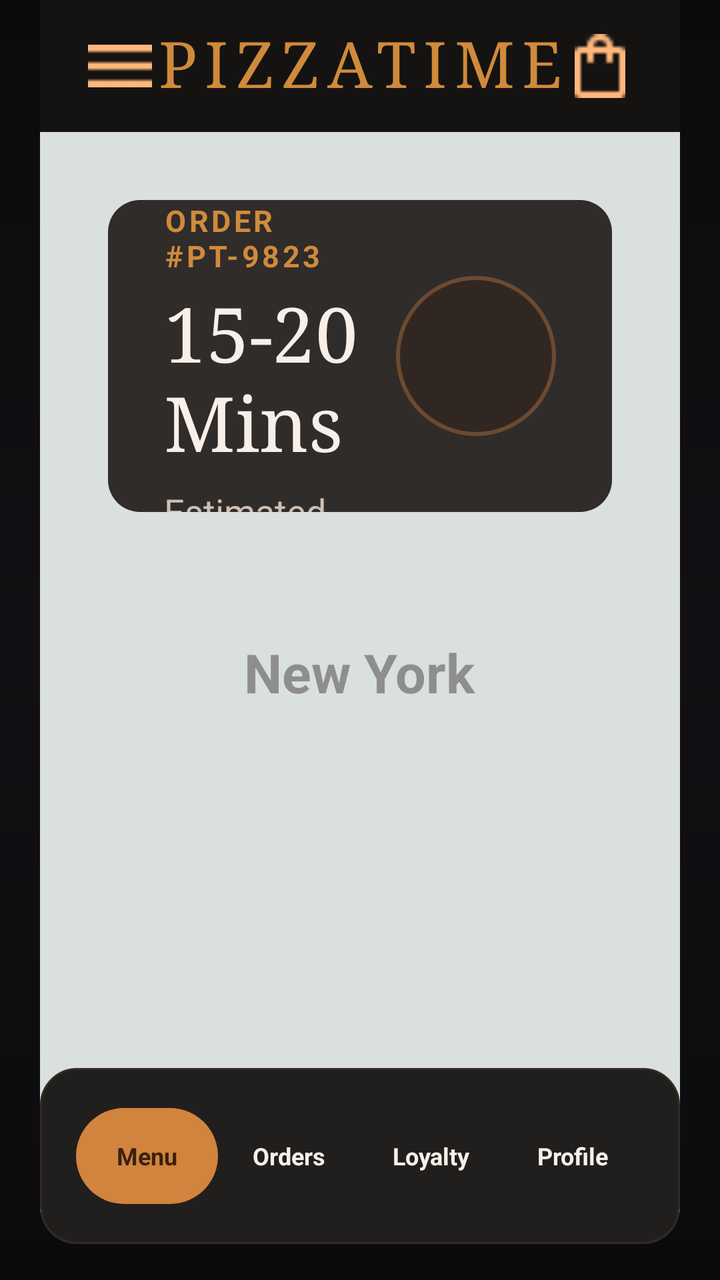
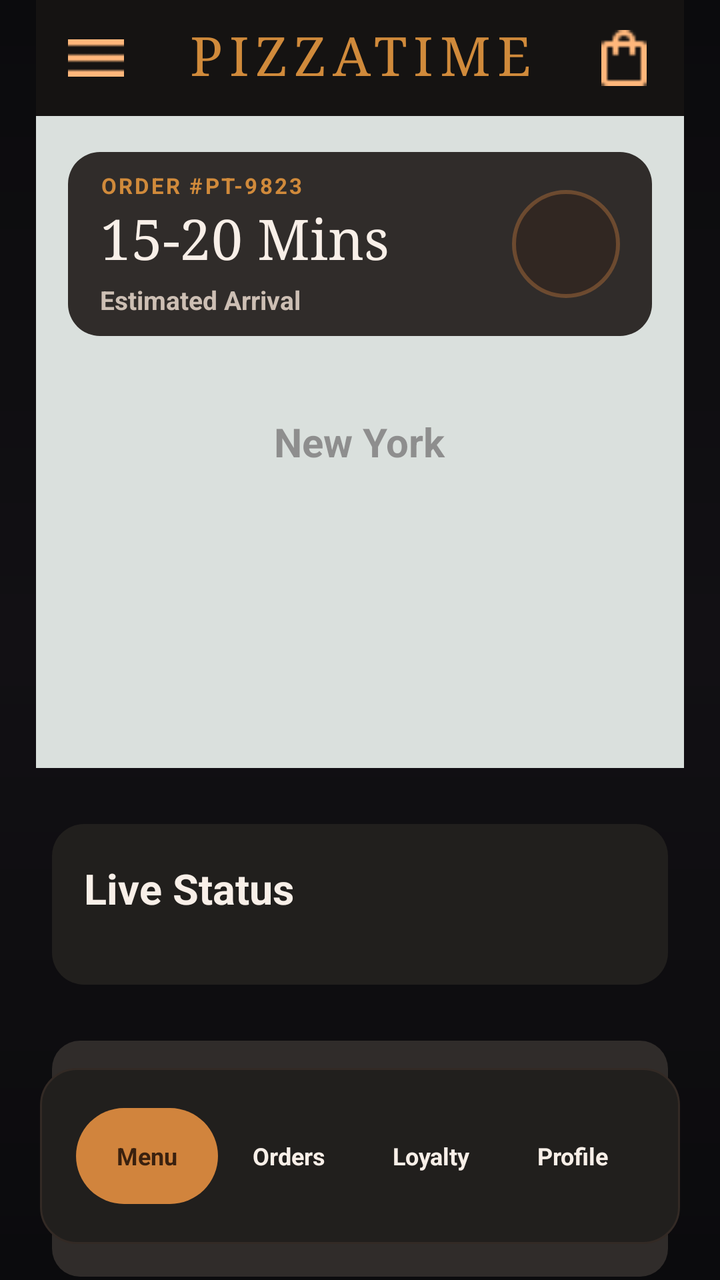

The first picture is an Android layout as it rendered before a commit; the second is the same layout after the commit. The layout source and the unified diff follow.
<!-- AndroidManifest.xml: application theme Theme.PizzaTime -->
<!-- res/layout/fragment_order_tracking.xml -->
<?xml version="1.0" encoding="utf-8"?>
<FrameLayout xmlns:android="http://schemas.android.com/apk/res/android"
    android:id="@+id/orderTrackingRoot"
    android:layout_width="match_parent"
    android:layout_height="match_parent"
    android:background="@drawable/bg_app_dark">

    <ScrollView
        android:id="@+id/trackingScroll"
        android:layout_width="match_parent"
        android:layout_height="match_parent"
        android:clipToPadding="false"
        android:overScrollMode="never"
        android:paddingBottom="128dp"
        android:scrollbars="none">

        <LinearLayout
            android:id="@+id/trackingContent"
            android:layout_width="match_parent"
            android:layout_height="wrap_content"
            android:orientation="vertical"
            android:paddingStart="20dp"
            android:paddingEnd="20dp"
            android:paddingBottom="34dp">

            <LinearLayout
                android:id="@+id/trackingTopBar"
                android:layout_width="match_parent"
                android:layout_height="66dp"
                android:background="@drawable/bg_top_bar_dark"
                android:gravity="center_vertical"
                android:orientation="horizontal"
                android:paddingStart="24dp"
                android:paddingEnd="24dp">

                <ImageView
                    android:id="@+id/btnMenu"
                    android:layout_width="32dp"
                    android:layout_height="32dp"
                    android:contentDescription="@string/menu_drawer_content_description"
                    android:src="@drawable/ic_menu" />

                <TextView
                    android:id="@+id/tvTrackingBrand"
                    android:layout_width="0dp"
                    android:layout_height="wrap_content"
                    android:layout_weight="1"
                    android:fontFamily="serif"
                    android:gravity="center"
                    android:includeFontPadding="false"
                    android:letterSpacing="0.12"
                    android:text="@string/detail_brand"
                    android:textColor="@color/pt_gold"
                    android:textSize="32sp" />

                <ImageView
                    android:id="@+id/btnCart"
                    android:layout_width="32dp"
                    android:layout_height="32dp"
                    android:contentDescription="@string/detail_cart_content_description"
                    android:src="@drawable/ic_bag" />

            </LinearLayout>

            <FrameLayout
                android:id="@+id/mapSection"
                android:layout_width="match_parent"
                android:layout_height="540dp"
                android:background="@drawable/bg_tracking_map_placeholder">

                <TextView
                    android:id="@+id/tvMapLocation"
                    android:layout_width="wrap_content"
                    android:layout_height="wrap_content"
                    android:layout_gravity="center"
                    android:text="@string/tracking_map_location"
                    android:textColor="#2B2B2B"
                    android:textSize="27sp"
                    android:textStyle="bold" />

                <View
                    android:layout_width="match_parent"
                    android:layout_height="match_parent"
                    android:background="#77FFFFFF" />

                <LinearLayout
                    android:id="@+id/etaCard"
                    android:layout_width="match_parent"
                    android:layout_height="156dp"
                    android:layout_marginStart="34dp"
                    android:layout_marginTop="34dp"
                    android:layout_marginEnd="34dp"
                    android:background="@drawable/bg_tracking_eta_card"
                    android:gravity="center_vertical"
                    android:orientation="horizontal"
                    android:paddingStart="28dp"
                    android:paddingEnd="28dp">

                    <LinearLayout
                        android:layout_width="0dp"
                        android:layout_height="wrap_content"
                        android:layout_weight="1"
                        android:orientation="vertical">

                        <TextView
                            android:id="@+id/tvOrderNumber"
                            android:layout_width="wrap_content"
                            android:layout_height="wrap_content"
                            android:letterSpacing="0.10"
                            android:text="@string/tracking_order_number"
                            android:textColor="@color/pt_gold"
                            android:textSize="15sp"
                            android:textStyle="bold" />

                        <TextView
                            android:id="@+id/tvEta"
                            android:layout_width="wrap_content"
                            android:layout_height="wrap_content"
                            android:layout_marginTop="8dp"
                            android:fontFamily="serif"
                            android:includeFontPadding="false"
                            android:text="@string/tracking_eta"
                            android:textColor="@color/pt_text_primary"
                            android:textSize="38sp" />

                        <TextView
                            android:id="@+id/tvEtaLabel"
                            android:layout_width="wrap_content"
                            android:layout_height="wrap_content"
                            android:layout_marginTop="8dp"
                            android:text="@string/tracking_eta_label"
                            android:textColor="@color/pt_text_secondary"
                            android:textSize="18sp" />

                    </LinearLayout>

                    <View
                        android:id="@+id/etaDriverMarker"
                        android:layout_width="80dp"
                        android:layout_height="80dp"
                        android:background="@drawable/bg_circle_gold_soft" />

                </LinearLayout>

            </FrameLayout>

            <LinearLayout
                android:id="@+id/liveStatusCard"
                android:layout_width="match_parent"
                android:layout_height="wrap_content"
                android:layout_marginStart="34dp"
                android:layout_marginTop="52dp"
                android:layout_marginEnd="34dp"
                android:background="@drawable/bg_tracking_status_card"
                android:orientation="vertical"
                android:paddingStart="28dp"
                android:paddingTop="28dp"
                android:paddingEnd="28dp"
                android:paddingBottom="26dp">

                <TextView
                    android:id="@+id/tvLiveStatus"
                    android:layout_width="match_parent"
                    android:layout_height="wrap_content"
                    android:text="@string/tracking_live_status"
                    android:textColor="@color/pt_text_primary"
                    android:textSize="28sp"
                    android:textStyle="bold" />

                <LinearLayout
                    android:id="@+id/statusStepContainer"
                    android:layout_width="match_parent"
                    android:layout_height="wrap_content"
                    android:layout_marginTop="22dp"
                    android:orientation="vertical" />

            </LinearLayout>

            <LinearLayout
                android:id="@+id/trackingProductCard"
                android:layout_width="match_parent"
                android:layout_height="138dp"
                android:layout_marginStart="34dp"
                android:layout_marginTop="34dp"
                android:layout_marginEnd="34dp"
                android:background="@drawable/bg_tracking_product_card"
                android:gravity="center_vertical"
                android:orientation="horizontal"
                android:paddingStart="28dp"
                android:paddingEnd="24dp">

                <ImageView
                    android:id="@+id/imgProduct"
                    android:layout_width="86dp"
                    android:layout_height="86dp"
                    android:contentDescription="@string/tracking_product_name"
                    android:scaleType="centerCrop"
                    android:src="@drawable/img_welcome_hero" />

                <LinearLayout
                    android:layout_width="0dp"
                    android:layout_height="wrap_content"
                    android:layout_marginStart="24dp"
                    android:layout_weight="1"
                    android:orientation="vertical">

                    <TextView
                        android:id="@+id/tvProductName"
                        android:layout_width="match_parent"
                        android:layout_height="wrap_content"
                        android:textColor="@color/pt_text_primary"
                        android:textSize="28sp"
                        android:textStyle="bold" />

                    <TextView
                        android:id="@+id/tvProductOption"
                        android:layout_width="match_parent"
                        android:layout_height="wrap_content"
                        android:layout_marginTop="8dp"
                        android:textColor="@color/pt_text_secondary"
                        android:textSize="17sp" />

                    <TextView
                        android:id="@+id/tvProductPrice"
                        android:layout_width="match_parent"
                        android:layout_height="wrap_content"
                        android:layout_marginTop="6dp"
                        android:textColor="@color/pt_text_secondary"
                        android:textSize="18sp" />

                </LinearLayout>

                <FrameLayout
                    android:id="@+id/btnProductDetail"
                    android:layout_width="62dp"
                    android:layout_height="62dp"
                    android:background="@drawable/bg_tracking_arrow_circle"
                    android:clickable="true"
                    android:focusable="true">

                    <ImageView
                        android:layout_width="28dp"
                        android:layout_height="28dp"
                        android:layout_gravity="center"
                        android:contentDescription="@string/menu_open_pizza"
                        android:src="@drawable/ic_arrow_right" />

                </FrameLayout>

            </LinearLayout>

            <TextView
                android:id="@+id/btnSupport"
                android:layout_width="match_parent"
                android:layout_height="78dp"
                android:layout_marginStart="34dp"
                android:layout_marginTop="34dp"
                android:layout_marginEnd="34dp"
                android:background="@drawable/bg_support_button"
                android:clickable="true"
                android:focusable="true"
                android:gravity="center"
                android:text="@string/tracking_need_support"
                android:textColor="@color/pt_text_primary"
                android:textSize="26sp"
                android:textStyle="bold" />
            <View
                android:layout_width="match_parent"
                android:layout_height="100dp" />

        </LinearLayout>

    </ScrollView>

    <include
        android:id="@+id/bottomNav"
        layout="@layout/layout_customer_bottom_nav"
        android:layout_width="match_parent"
        android:layout_height="88dp"
        android:layout_gravity="bottom"
        android:layout_marginStart="20dp"
        android:layout_marginEnd="20dp"
        android:layout_marginBottom="18dp" />

</FrameLayout>
<!-- res/layout/layout_customer_bottom_nav.xml (included above) -->
<?xml version="1.0" encoding="utf-8"?>
<LinearLayout xmlns:android="http://schemas.android.com/apk/res/android"
    android:id="@+id/bottomNavRoot"
    android:layout_width="match_parent"
    android:layout_height="88dp"
    android:background="@drawable/bg_bottom_nav"
    android:gravity="center"
    android:orientation="horizontal"
    android:paddingStart="18dp"
    android:paddingEnd="18dp">

    <TextView
        android:id="@+id/navMenu"
        android:layout_width="0dp"
        android:layout_height="48dp"
        android:layout_weight="1"
        android:background="@drawable/bg_bottom_nav_item_selected"
        android:clickable="true"
        android:focusable="true"
        android:foreground="?attr/selectableItemBackground"
        android:gravity="center"
        android:text="@string/home_nav_menu"
        android:textColor="@color/pt_text_dark"
        android:textSize="12sp"
        android:textStyle="bold" />

    <TextView
        android:id="@+id/navOrders"
        android:layout_width="0dp"
        android:layout_height="48dp"
        android:layout_weight="1"
        android:clickable="true"
        android:focusable="true"
        android:foreground="?attr/selectableItemBackground"
        android:gravity="center"
        android:text="@string/home_nav_orders"
        android:textColor="@color/pt_text_primary"
        android:textSize="12sp"
        android:textStyle="bold" />

    <TextView
        android:id="@+id/navLoyalty"
        android:layout_width="0dp"
        android:layout_height="48dp"
        android:layout_weight="1"
        android:clickable="true"
        android:focusable="true"
        android:foreground="?attr/selectableItemBackground"
        android:gravity="center"
        android:text="@string/home_nav_loyalty"
        android:textColor="@color/pt_text_primary"
        android:textSize="12sp"
        android:textStyle="bold" />

    <TextView
        android:id="@+id/navProfile"
        android:layout_width="0dp"
        android:layout_height="48dp"
        android:layout_weight="1"
        android:clickable="true"
        android:focusable="true"
        android:foreground="?attr/selectableItemBackground"
        android:gravity="center"
        android:text="@string/home_nav_profile"
        android:textColor="@color/pt_text_primary"
        android:textSize="12sp"
        android:textStyle="bold" />

</LinearLayout>
<!-- resources referenced by this layout -->
<resources>
  <color name="pt_gold">#D08A3B</color>
  <color name="pt_text_dark">#3A210F</color>
  <color name="pt_text_primary">#F8EFE8</color>
  <color name="pt_text_secondary">#CDBFB4</color>
  <!-- drawable bg_bottom_nav (drawable) -->
  ﻿<shape xmlns:android="http://schemas.android.com/apk/res/android">
      <corners android:radius="18dp" />
      <solid android:color="#211F1D" />
      <stroke
          android:width="1dp"
          android:color="#332A25" />
  </shape>
  <!-- drawable bg_bottom_nav_item_selected (drawable) -->
  ﻿<shape xmlns:android="http://schemas.android.com/apk/res/android">
      <corners android:radius="999dp" />
      <solid android:color="#D1843D" />
  </shape>
  <!-- drawable bg_circle_gold_soft (drawable) -->
  ﻿<shape xmlns:android="http://schemas.android.com/apk/res/android"
      android:shape="oval">
      <solid android:color="#55351F12" />
      <stroke
          android:width="2dp"
          android:color="#AA8A5B35" />
  </shape>
  <!-- drawable bg_support_button (drawable) -->
  ﻿<shape xmlns:android="http://schemas.android.com/apk/res/android">
      <corners android:radius="12dp" />
      <solid android:color="#00151312" />
      <stroke
          android:width="1dp"
          android:color="#6A4E39" />
  </shape>
  <!-- drawable bg_top_bar_dark (drawable) -->
  ﻿<shape xmlns:android="http://schemas.android.com/apk/res/android">
      <solid android:color="#151312" />
  </shape>
  <!-- drawable bg_tracking_arrow_circle (drawable) -->
  ﻿<shape xmlns:android="http://schemas.android.com/apk/res/android"
      android:shape="oval">
      <solid android:color="#4A4643" />
  </shape>
  <!-- drawable bg_tracking_eta_card (drawable) -->
  ﻿<shape xmlns:android="http://schemas.android.com/apk/res/android">
      <corners android:radius="16dp" />
      <solid android:color="#302C2A" />
  </shape>
  <!-- drawable bg_tracking_map_placeholder (drawable) -->
  ﻿<shape xmlns:android="http://schemas.android.com/apk/res/android">
      <solid android:color="#B9C5BE" />
  </shape>
  <!-- drawable bg_tracking_product_card (drawable) -->
  ﻿<shape xmlns:android="http://schemas.android.com/apk/res/android">
      <corners android:radius="14dp" />
      <solid android:color="#302C2A" />
  </shape>
  <!-- drawable bg_tracking_status_card (drawable) -->
  ﻿<shape xmlns:android="http://schemas.android.com/apk/res/android">
      <corners android:radius="16dp" />
      <solid android:color="#211F1D" />
  </shape>
  <string name="detail_brand">PIZZATIME</string>
  <string name="detail_cart_content_description">Cart</string>
  <string name="home_nav_loyalty">Loyalty</string>
  <string name="home_nav_menu">Menu</string>
  <string name="home_nav_orders">Orders</string>
  <string name="home_nav_profile">Profile</string>
  <string name="menu_drawer_content_description">Open menu</string>
  <string name="menu_open_pizza">Open pizza detail</string>
  <string name="tracking_eta">15-20 Mins</string>
  <string name="tracking_eta_label">Estimated Arrival</string>
  <string name="tracking_live_status">Live Status</string>
  <string name="tracking_map_location">New York</string>
  <string name="tracking_need_support">Need Support?</string>
  <string name="tracking_order_number">ORDER #PT-9823</string>
  <string name="tracking_product_name">The Midnight Truffle</string>
  <style name="Theme.PizzaTime" parent="Theme.MaterialComponents.DayNight.NoActionBar">
          
          <item name="colorOnPrimary">@color/white</item>
          
          <item name="colorOnSecondary">@color/black</item>
          
          <item name="android:statusBarColor">?attr/colorPrimaryVariant</item>
          
      </style>
  <color name="pt_black">#0B0B0D</color>
  <color name="pt_dark">#121014</color>
  <color name="white">#FFFFFFFF</color>
  <color name="black">#FF000000</color>
  <!-- unchanged entries left out for length: 5 -->
</resources>

<!-- the commit's change to res/layout/fragment_order_tracking.xml (unified diff, before → after) -->
@@ -11,7 +11,7 @@
         android:layout_height="match_parent"
         android:clipToPadding="false"
         android:overScrollMode="never"
-        android:paddingBottom="128dp"
+        android:paddingBottom="112dp"
         android:scrollbars="none">
 
         <LinearLayout
@@ -19,24 +19,24 @@
             android:layout_width="match_parent"
             android:layout_height="wrap_content"
             android:orientation="vertical"
-            android:paddingStart="20dp"
-            android:paddingEnd="20dp"
-            android:paddingBottom="34dp">
+            android:paddingStart="18dp"
+            android:paddingEnd="18dp"
+            android:paddingBottom="28dp">
 
             <LinearLayout
                 android:id="@+id/trackingTopBar"
                 android:layout_width="match_parent"
-                android:layout_height="66dp"
+                android:layout_height="58dp"
                 android:background="@drawable/bg_top_bar_dark"
                 android:gravity="center_vertical"
                 android:orientation="horizontal"
-                android:paddingStart="24dp"
-                android:paddingEnd="24dp">
+                android:paddingStart="16dp"
+                android:paddingEnd="16dp">
 
                 <ImageView
                     android:id="@+id/btnMenu"
-                    android:layout_width="32dp"
-                    android:layout_height="32dp"
+                    android:layout_width="28dp"
+                    android:layout_height="28dp"
                     android:contentDescription="@string/menu_drawer_content_description"
                     android:src="@drawable/ic_menu" />
 
@@ -51,12 +51,12 @@
                     android:letterSpacing="0.12"
                     android:text="@string/detail_brand"
                     android:textColor="@color/pt_gold"
-                    android:textSize="32sp" />
+                    android:textSize="27sp" />
 
                 <ImageView
                     android:id="@+id/btnCart"
-                    android:layout_width="32dp"
-                    android:layout_height="32dp"
+                    android:layout_width="28dp"
+                    android:layout_height="28dp"
                     android:contentDescription="@string/detail_cart_content_description"
                     android:src="@drawable/ic_bag" />
 
@@ -65,7 +65,7 @@
             <FrameLayout
                 android:id="@+id/mapSection"
                 android:layout_width="match_parent"
-                android:layout_height="540dp"
+                android:layout_height="326dp"
                 android:background="@drawable/bg_tracking_map_placeholder">
 
                 <TextView
@@ -75,7 +75,7 @@
                     android:layout_gravity="center"
                     android:text="@string/tracking_map_location"
                     android:textColor="#2B2B2B"
-                    android:textSize="27sp"
+                    android:textSize="20sp"
                     android:textStyle="bold" />
 
                 <View
@@ -86,15 +86,15 @@
                 <LinearLayout
                     android:id="@+id/etaCard"
                     android:layout_width="match_parent"
-                    android:layout_height="156dp"
-                    android:layout_marginStart="34dp"
-                    android:layout_marginTop="34dp"
-                    android:layout_marginEnd="34dp"
+                    android:layout_height="92dp"
+                    android:layout_marginStart="16dp"
+                    android:layout_marginTop="18dp"
+                    android:layout_marginEnd="16dp"
                     android:background="@drawable/bg_tracking_eta_card"
                     android:gravity="center_vertical"
                     android:orientation="horizontal"
-                    android:paddingStart="28dp"
-                    android:paddingEnd="28dp">
+                    android:paddingStart="16dp"
+                    android:paddingEnd="16dp">
 
                     <LinearLayout
                         android:layout_width="0dp"
@@ -109,35 +109,36 @@
                             android:letterSpacing="0.10"
                             android:text="@string/tracking_order_number"
                             android:textColor="@color/pt_gold"
-                            android:textSize="15sp"
+                            android:textSize="11sp"
                             android:textStyle="bold" />
 
                         <TextView
                             android:id="@+id/tvEta"
                             android:layout_width="wrap_content"
                             android:layout_height="wrap_content"
-                            android:layout_marginTop="8dp"
+                            android:layout_marginTop="4dp"
                             android:fontFamily="serif"
                             android:includeFontPadding="false"
                             android:text="@string/tracking_eta"
                             android:textColor="@color/pt_text_primary"
-                            android:textSize="38sp" />
+                            android:textSize="28sp" />
 
                         <TextView
                             android:id="@+id/tvEtaLabel"
                             android:layout_width="wrap_content"
                             android:layout_height="wrap_content"
-                            android:layout_marginTop="8dp"
+                            android:layout_marginTop="4dp"
                             android:text="@string/tracking_eta_label"
                             android:textColor="@color/pt_text_secondary"
-                            android:textSize="18sp" />
+                            android:textSize="13sp"
+                            android:textStyle="bold" />
 
                     </LinearLayout>
 
                     <View
                         android:id="@+id/etaDriverMarker"
-                        android:layout_width="80dp"
-                        android:layout_height="80dp"
+                        android:layout_width="54dp"
+                        android:layout_height="54dp"
                         android:background="@drawable/bg_circle_gold_soft" />
 
                 </LinearLayout>
@@ -148,15 +149,15 @@
                 android:id="@+id/liveStatusCard"
                 android:layout_width="match_parent"
                 android:layout_height="wrap_content"
-                android:layout_marginStart="34dp"
-                android:layout_marginTop="52dp"
-                android:layout_marginEnd="34dp"
+                android:layout_marginStart="8dp"
+                android:layout_marginTop="28dp"
+                android:layout_marginEnd="8dp"
                 android:background="@drawable/bg_tracking_status_card"
                 android:orientation="vertical"
-                android:paddingStart="28dp"
-                android:paddingTop="28dp"
-                android:paddingEnd="28dp"
-                android:paddingBottom="26dp">
+                android:paddingStart="16dp"
+                android:paddingTop="18dp"
+                android:paddingEnd="16dp"
+                android:paddingBottom="18dp">
 
                 <TextView
                     android:id="@+id/tvLiveStatus"
@@ -164,14 +165,14 @@
                     android:layout_height="wrap_content"
                     android:text="@string/tracking_live_status"
                     android:textColor="@color/pt_text_primary"
-                    android:textSize="28sp"
+                    android:textSize="21sp"
                     android:textStyle="bold" />
 
                 <LinearLayout
                     android:id="@+id/statusStepContainer"
                     android:layout_width="match_parent"
                     android:layout_height="wrap_content"
-                    android:layout_marginTop="22dp"
+                    android:layout_marginTop="16dp"
                     android:orientation="vertical" />
 
             </LinearLayout>
@@ -179,20 +180,20 @@
             <LinearLayout
                 android:id="@+id/trackingProductCard"
                 android:layout_width="match_parent"
-                android:layout_height="138dp"
-                android:layout_marginStart="34dp"
-                android:layout_marginTop="34dp"
-                android:layout_marginEnd="34dp"
+                android:layout_height="118dp"
+                android:layout_marginStart="8dp"
+                android:layout_marginTop="28dp"
+                android:layout_marginEnd="8dp"
                 android:background="@drawable/bg_tracking_product_card"
                 android:gravity="center_vertical"
                 android:orientation="horizontal"
-                android:paddingStart="28dp"
-                android:paddingEnd="24dp">
+                android:paddingStart="16dp"
+                android:paddingEnd="14dp">
 
                 <ImageView
                     android:id="@+id/imgProduct"
-                    android:layout_width="86dp"
-                    android:layout_height="86dp"
+                    android:layout_width="64dp"
+                    android:layout_height="64dp"
                     android:contentDescription="@string/tracking_product_name"
                     android:scaleType="centerCrop"
                     android:src="@drawable/img_welcome_hero" />
@@ -200,7 +201,7 @@
                 <LinearLayout
                     android:layout_width="0dp"
                     android:layout_height="wrap_content"
-                    android:layout_marginStart="24dp"
+                    android:layout_marginStart="16dp"
                     android:layout_weight="1"
                     android:orientation="vertical">
 
@@ -209,38 +210,40 @@
                         android:layout_width="match_parent"
                         android:layout_height="wrap_content"
                         android:textColor="@color/pt_text_primary"
-                        android:textSize="28sp"
+                        android:textSize="20sp"
                         android:textStyle="bold" />
 
                     <TextView
                         android:id="@+id/tvProductOption"
                         android:layout_width="match_parent"
                         android:layout_height="wrap_content"
-                        android:layout_marginTop="8dp"
+                        android:layout_marginTop="3dp"
                         android:textColor="@color/pt_text_secondary"
-                        android:textSize="17sp" />
+                        android:textSize="13sp"
+                        android:textStyle="bold" />
 
                     <TextView
                         android:id="@+id/tvProductPrice"
                         android:layout_width="match_parent"
                         android:layout_height="wrap_content"
-                        android:layout_marginTop="6dp"
+                        android:layout_marginTop="3dp"
                         android:textColor="@color/pt_text_secondary"
-                        android:textSize="18sp" />
+                        android:textSize="14sp"
+                        android:textStyle="bold" />
 
                 </LinearLayout>
 
                 <FrameLayout
                     android:id="@+id/btnProductDetail"
-                    android:layout_width="62dp"
-                    android:layout_height="62dp"
+                    android:layout_width="48dp"
+                    android:layout_height="48dp"
                     android:background="@drawable/bg_tracking_arrow_circle"
                     android:clickable="true"
                     android:focusable="true">
 
                     <ImageView
-                        android:layout_width="28dp"
-                        android:layout_height="28dp"
+                        android:layout_width="22dp"
+                        android:layout_height="22dp"
                         android:layout_gravity="center"
                         android:contentDescription="@string/menu_open_pizza"
                         android:src="@drawable/ic_arrow_right" />
@@ -252,21 +255,22 @@
             <TextView
                 android:id="@+id/btnSupport"
                 android:layout_width="match_parent"
-                android:layout_height="78dp"
-                android:layout_marginStart="34dp"
-                android:layout_marginTop="34dp"
-                android:layout_marginEnd="34dp"
+                android:layout_height="58dp"
+                android:layout_marginStart="8dp"
+                android:layout_marginTop="28dp"
+                android:layout_marginEnd="8dp"
                 android:background="@drawable/bg_support_button"
                 android:clickable="true"
                 android:focusable="true"
                 android:gravity="center"
                 android:text="@string/tracking_need_support"
                 android:textColor="@color/pt_text_primary"
-                android:textSize="26sp"
+                android:textSize="21sp"
                 android:textStyle="bold" />
+
             <View
                 android:layout_width="match_parent"
-                android:layout_height="100dp" />
+                android:layout_height="82dp" />
 
         </LinearLayout>
 
